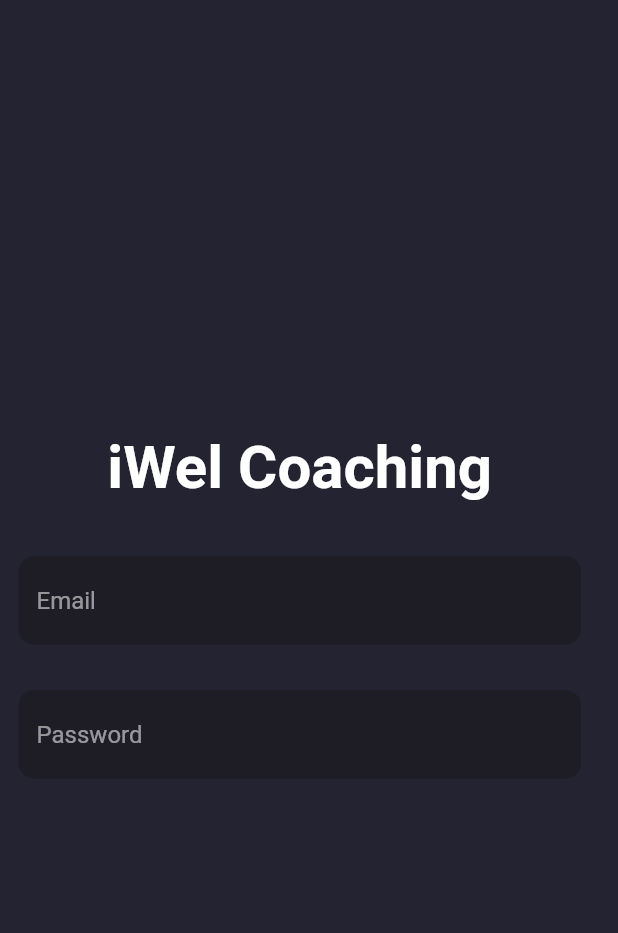
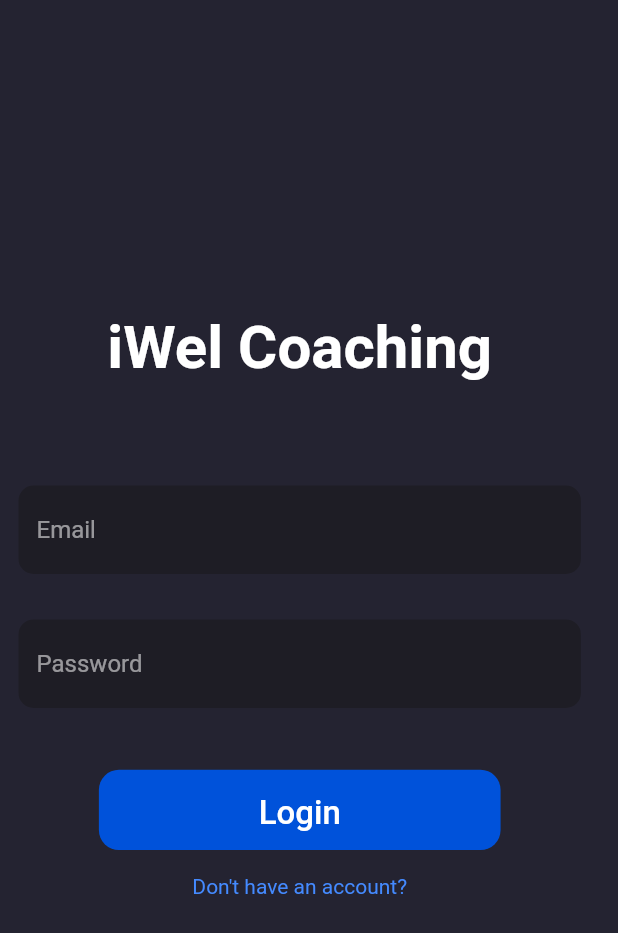
Before and after one commit to athoslabs/iwelchat, a Flutter app: the screen it shows after launch, on a phone screen of 412 x 824 dp. Shown: the top 933 px of the screen. Run offline on Flutter 3.47's test engine with Material 2 defaults, Android fonts, the phone set to English and light mode, and no system bars; our stand-ins replace cloud_firestore, file_picker, firebase_analytics, firebase_core, firebase_storage, get_it; accounts and stored records are empty.

Commit message:
Completed login screen

```diff
--- a/lib/pages/login_page.dart
+++ b/lib/pages/login_page.dart
@@ -3,6 +3,7 @@
 
 // Widgets
 import '../widgets/custom_input_fields.dart';
+import '../widgets/rounded_button.dart';
 
 class LoginPage extends StatefulWidget {
   @override
@@ -38,7 +39,18 @@
           crossAxisAlignment: CrossAxisAlignment.center,
           children: [
             _pageTitle(),
+            SizedBox(
+              height: _deviceHeight * 0.04,
+            ),
             _loginForm(),
+            SizedBox(
+              height: _deviceHeight * 0.05,
+            ),
+            _loginButton(),
+            SizedBox(
+              height: _deviceHeight * 0.02,
+            ),
+            _registerAccountLink(),
           ],
         ),
       ),
@@ -82,4 +94,24 @@
       ),
     );
   }
+
+  Widget _loginButton() {
+    return RoundedButton(
+        name: "Login",
+        height: _deviceHeight * 0.065,
+        width: _deviceWidth * 0.65,
+        onPressed: () {});
+  }
+
+  Widget _registerAccountLink() {
+    return GestureDetector(
+      onTap: () {},
+      child: Container(
+        child: Text(
+          'Don\'t have an account?',
+          style: TextStyle(color: Colors.blueAccent),
+        ),
+      ),
+    );
+  }
 }
--- /dev/null
+++ b/lib/widgets/rounded_button.dart
@@ -0,0 +1,34 @@
+import 'package:flutter/material.dart';
+
+class RoundedButton extends StatelessWidget {
+  final String name;
+  final double height;
+  final double width;
+  final Function onPressed;
+
+  const RoundedButton({
+    required this.name,
+    required this.height,
+    required this.width,
+    required this.onPressed,
+  });
+
+  @override
+  Widget build(BuildContext context) {
+    return Container(
+      height: height,
+      width: width,
+      decoration: BoxDecoration(
+        borderRadius: BorderRadius.circular(height * 0.25),
+        color: Color.fromRGBO(0, 82, 218, 1.0),
+      ),
+      child: TextButton(
+        onPressed: () {},
+        child: Text(
+          name,
+          style: TextStyle(fontSize: 22, color: Colors.white, height: 1.5),
+        ),
+      ),
+    );
+  }
+}
```
